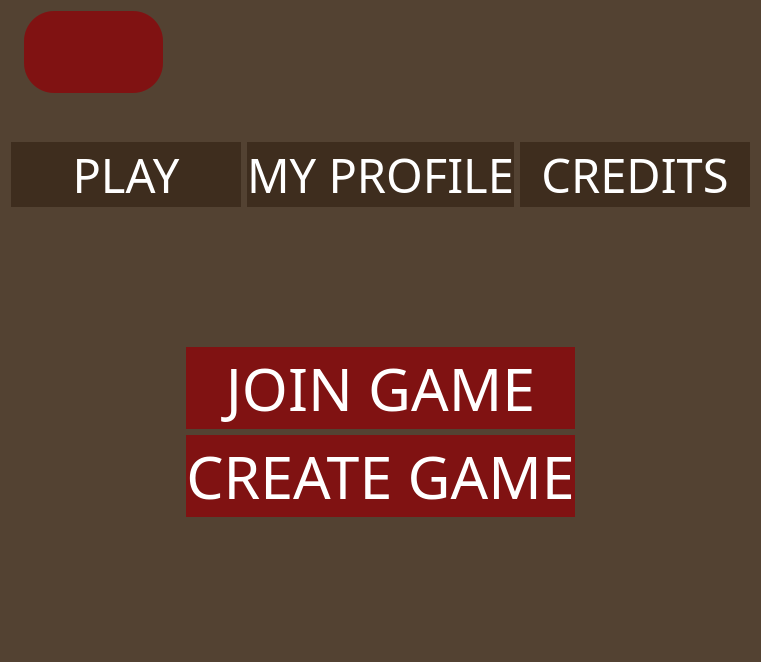
andreicorbu1/Triviador, file TriviadorClient/TriviadorClient/form/MainMenu.ui: the form before one commit.
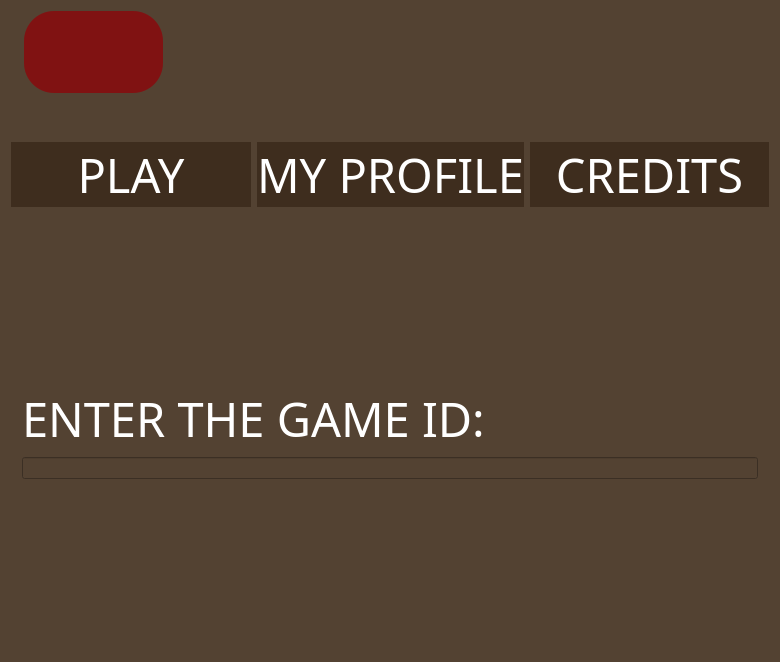
The form after the commit. The open tabs and pages were chosen to show the change. Icons and pictures are not drawn.

Commit message: Added the Join Game Widget in the main menu

Patch:
```diff
--- a/TriviadorClient/TriviadorClient/form/MainMenu.ui
+++ b/TriviadorClient/TriviadorClient/form/MainMenu.ui
@@ -6,7 +6,7 @@
    <rect>
     <x>0</x>
     <y>0</y>
-    <width>761</width>
+    <width>780</width>
     <height>662</height>
    </rect>
   </property>
@@ -403,6 +403,60 @@
        </item>
       </layout>
      </widget>
+     <widget class="QWidget" name="joinGame">
+      <layout class="QHBoxLayout" name="horizontalLayout_3">
+       <item>
+        <layout class="QGridLayout" name="gridLayout_3">
+         <item row="3" column="0">
+          <spacer name="verticalSpacer_5">
+           <property name="orientation">
+            <enum>Qt::Vertical</enum>
+           </property>
+           <property name="sizeHint" stdset="0">
+            <size>
+             <width>20</width>
+             <height>40</height>
+            </size>
+           </property>
+          </spacer>
+         </item>
+         <item row="2" column="0">
+          <widget class="QLineEdit" name="lineEdit">
+           <property name="text">
+            <string/>
+           </property>
+          </widget>
+         </item>
+         <item row="1" column="0">
+          <widget class="QLabel" name="label">
+           <property name="font">
+            <font>
+             <family>Franklin Gothic Heavy</family>
+             <pointsize>35</pointsize>
+            </font>
+           </property>
+           <property name="text">
+            <string>ENTER THE GAME ID:</string>
+           </property>
+          </widget>
+         </item>
+         <item row="0" column="0">
+          <spacer name="verticalSpacer_6">
+           <property name="orientation">
+            <enum>Qt::Vertical</enum>
+           </property>
+           <property name="sizeHint" stdset="0">
+            <size>
+             <width>20</width>
+             <height>40</height>
+            </size>
+           </property>
+          </spacer>
+         </item>
+        </layout>
+       </item>
+      </layout>
+     </widget>
      <widget class="QWidget" name="createGame">
       <layout class="QVBoxLayout" name="verticalLayout_3">
        <item>
```
The commit also changes 2 other files.
